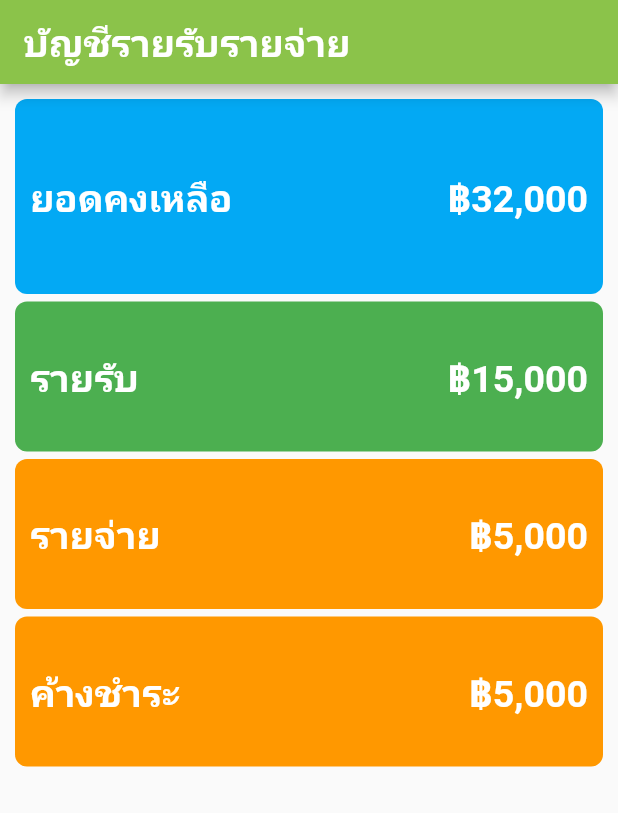
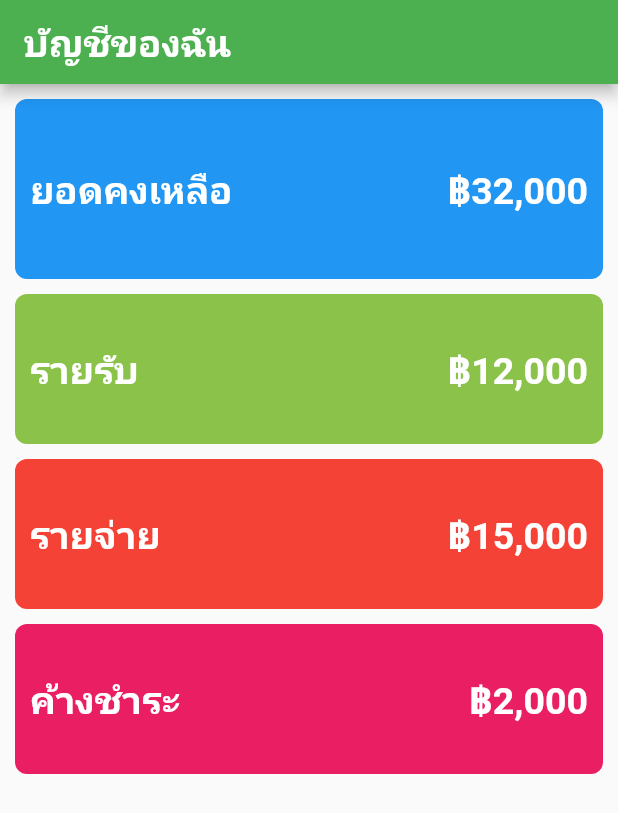
Before and after one commit to WeerayoothM/flutter-from-scratch, a Flutter app: the screen it shows after launch, on a phone screen of 412 x 824 dp. Shown: the top 813 px of the screen. Run offline on Flutter 3.47's test engine with Material 2 defaults, Android fonts, the phone set to English and light mode, and no system bars.

Commit message:
add widget prototypes and intl format

```diff
--- /dev/null
+++ b/lib/MoneyBox.dart
@@ -0,0 +1,44 @@
+import 'package:flutter/material.dart';
+import 'package:intl/intl.dart';
+
+// build container prototypes
+class MoneyBox extends StatelessWidget {
+  String title; // ชื่อรายการ
+  double amount; // จำนวนเงิน
+  Color color; // สีกล่อง
+  double size; // ขนาดกล่อง
+
+  MoneyBox(this.title, this.amount, this.color, this.size);
+
+  @override
+  Widget build(BuildContext context) {
+    return Container(
+      padding: EdgeInsets.all(10),
+      height: size,
+      decoration:
+          BoxDecoration(color: color, borderRadius: BorderRadius.circular(8)),
+      // border: Border.all(width: 2, color: Colors.pink),
+      child: Row(
+        crossAxisAlignment: CrossAxisAlignment.center,
+        mainAxisAlignment: MainAxisAlignment.spaceBetween,
+        children: [
+          Text(
+            title,
+            style: TextStyle(
+                fontSize: 25, color: Colors.white, fontWeight: FontWeight.bold),
+          ),
+          Expanded(
+            child: Text(
+              '฿${NumberFormat('#,###').format(amount)}',
+              style: TextStyle(
+                  fontSize: 25,
+                  color: Colors.white,
+                  fontWeight: FontWeight.bold),
+              textAlign: TextAlign.right,
+            ),
+          )
+        ],
+      ),
+    );
+  }
+}
--- a/lib/main.dart
+++ b/lib/main.dart
@@ -1,5 +1,6 @@
 import 'package:flutter/material.dart';
 import 'FoodMenu.dart';
+import 'MoneyBox.dart';
 
 void main() {
   runApp(MyApp());
@@ -11,7 +12,7 @@ class MyApp extends StatelessWidget {
     return MaterialApp(
       title: "My App",
       home: MyHomePage(),
-      theme: ThemeData(primarySwatch: Colors.lightGreen),
+      theme: ThemeData(primarySwatch: Colors.green),
     );
   }
 }
@@ -28,7 +29,7 @@ class _MyHomePageState extends State<MyHomePage> {
     return Scaffold(
       appBar: AppBar(
         title: Text(
-          'บัญชีรายรับรายจ่าย',
+          'บัญชีของฉัน',
           style: TextStyle(
               fontSize: 25, color: Colors.white, fontWeight: FontWeight.bold),
         ),
@@ -37,127 +38,19 @@ class _MyHomePageState extends State<MyHomePage> {
       body: Padding(
           padding: EdgeInsets.all(10),
           child: Column(children: [
-            Container(
-              padding: EdgeInsets.all(10),
-              height: 130,
-              decoration: BoxDecoration(
-                  color: Colors.lightBlue,
-                  borderRadius: BorderRadius.circular(8)),
-              // border: Border.all(width: 2, color: Colors.pink),
-              child: Row(
-                crossAxisAlignment: CrossAxisAlignment.center,
-                mainAxisAlignment: MainAxisAlignment.spaceBetween,
-                children: [
-                  Text(
-                    'ยอดคงเหลือ',
-                    style: TextStyle(
-                        fontSize: 25,
-                        color: Colors.white,
-                        fontWeight: FontWeight.bold),
-                  ),
-                  Text(
-                    '฿32,000',
-                    style: TextStyle(
-                        fontSize: 25,
-                        color: Colors.white,
-                        fontWeight: FontWeight.bold),
-                  )
-                ],
-              ),
+            MoneyBox('ยอดคงเหลือ', 32000, Colors.blue, 120),
+            SizedBox(
+              height: 10,
             ),
+            MoneyBox('รายรับ', 12000, Colors.lightGreen, 100),
             SizedBox(
-              height: 5,
+              height: 10,
             ),
-            Container(
-              padding: EdgeInsets.all(10),
-              height: 100,
-              decoration: BoxDecoration(
-                  color: Colors.green, borderRadius: BorderRadius.circular(8)),
-              // border: Border.all(width: 2, color: Colors.pink),
-              child: Row(
-                crossAxisAlignment: CrossAxisAlignment.center,
-                children: [
-                  Text(
-                    'รายรับ',
-                    style: TextStyle(
-                        fontSize: 25,
-                        color: Colors.white,
-                        fontWeight: FontWeight.bold),
-                  ),
-                  Expanded(
-                      child: Text(
-                    '฿15,000',
-                    textAlign: TextAlign.right,
-                    style: TextStyle(
-                        fontSize: 25,
-                        color: Colors.white,
-                        fontWeight: FontWeight.bold),
-                  ))
-                ],
-              ),
+            MoneyBox('รายจ่าย', 15000, Colors.red, 100),
+            SizedBox(
+              height: 10,
             ),
-            SizedBox(
-              height: 5,
-            ),
-            Container(
-              padding: EdgeInsets.all(10),
-              height: 100,
-              decoration: BoxDecoration(
-                  color: Colors.orange, borderRadius: BorderRadius.circular(8)),
-              // border: Border.all(width: 2, color: Colors.pink),
-              child: Row(
-                crossAxisAlignment: CrossAxisAlignment.center,
-                children: [
-                  Text(
-                    'รายจ่าย',
-                    style: TextStyle(
-                        fontSize: 25,
-                        color: Colors.white,
-                        fontWeight: FontWeight.bold),
-                  ),
-                  Expanded(
-                      child: Text(
-                    '฿5,000',
-                    textAlign: TextAlign.right,
-                    style: TextStyle(
-                        fontSize: 25,
-                        color: Colors.white,
-                        fontWeight: FontWeight.bold),
-                  ))
-                ],
-              ),
-            ),
-            SizedBox(
-              height: 5,
-            ),
-            Container(
-              padding: EdgeInsets.all(10),
-              height: 100,
-              decoration: BoxDecoration(
-                  color: Colors.orange, borderRadius: BorderRadius.circular(8)),
-              // border: Border.all(width: 2, color: Colors.pink),
-              child: Row(
-                crossAxisAlignment: CrossAxisAlignment.center,
-                children: [
-                  Text(
-                    'ค้างชำระ',
-                    style: TextStyle(
-                        fontSize: 25,
-                        color: Colors.white,
-                        fontWeight: FontWeight.bold),
-                  ),
-                  Expanded(
-                      child: Text(
-                    '฿5,000',
-                    textAlign: TextAlign.right,
-                    style: TextStyle(
-                        fontSize: 25,
-                        color: Colors.white,
-                        fontWeight: FontWeight.bold),
-                  ))
-                ],
-              ),
-            )
+            MoneyBox('ค้างชำระ', 2000, Colors.pink, 100),
           ])),
     );
   }
--- a/pubspec.yaml
+++ b/pubspec.yaml
@@ -27,6 +27,7 @@ dependencies:
   # The following adds the Cupertino Icons font to your application.
   # Use with the CupertinoIcons class for iOS style icons.
   cupertino_icons: ^1.0.2
+  intl: ^0.17.0
 
 dev_dependencies:
   flutter_test:
```
Also changed, not shown: pubspec.lock.
